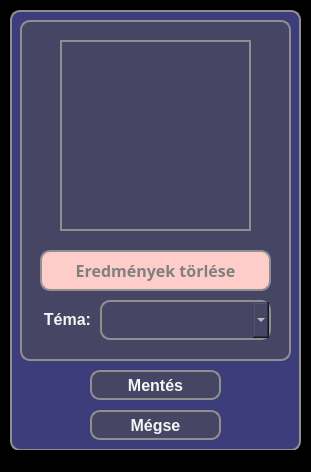
pkristof1999/Szakdolgozat, file src/main/resources/ui/highcontrast/highContrastGuestSettingsWindow.ui: the form before one commit.
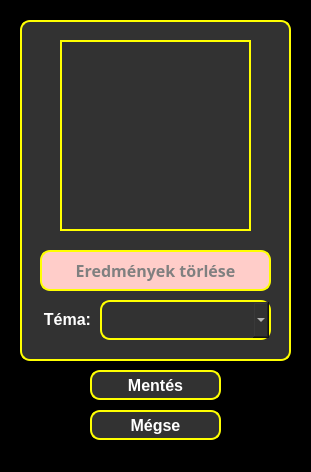
The form after the commit.

Patch:
```diff
--- a/src/main/resources/ui/highcontrast/highContrastGuestSettingsWindow.ui
+++ b/src/main/resources/ui/highcontrast/highContrastGuestSettingsWindow.ui
@@ -30,8 +30,7 @@
     </property>
     <property name="styleSheet">
      <string notr="true">* {
-	background-color: #3d3d7b;
-	border: 2px solid #8f8f91;
+	background-color: black;
 	border-radius: 10px;
 	color: white;
 	font-size: 16px;
@@ -49,10 +48,10 @@
      </property>
      <property name="styleSheet">
       <string notr="true">* {
-	background-color: rgb(70, 70, 100);
-	border: 2px solid #8f8f91;
+	background-color: rgb(50, 50, 50);
+	border: 2px solid yellow;
 	border-radius: 10px;
-	color: whitesmoke;
+	color: white;
 }
 
 *:hover {
@@ -75,10 +74,10 @@
      </property>
      <property name="styleSheet">
       <string notr="true">* {
-	background-color: rgb(70, 70, 100);
-	border: 2px solid #8f8f91;
+	background-color: rgb(50, 50, 50);
+	border: 2px solid yellow;
 	border-radius: 10px;
-	color: whitesmoke;
+	color: white;
 }
 
 *:hover {
@@ -101,8 +100,8 @@
      </property>
      <property name="styleSheet">
       <string notr="true">* {
-	background-color: rgb(70, 70, 100);
-	border: 2px solid #8f8f91;
+	background-color: rgb(50, 50, 50);
+	border: 2px solid yellow;
 	border-radius: 10px;
 	color: white;
 	font-size: 16px;
@@ -177,7 +176,7 @@
       </property>
       <property name="styleSheet">
        <string notr="true">* {
-	background-color: rgb(70, 70, 100);
+	background-color: rgb(50, 50, 50);
 }</string>
       </property>
       <property name="editable">
@@ -207,7 +206,7 @@
       </property>
       <property name="styleSheet">
        <string notr="true">*{
-	color: whitesmoke;
+	color: white;
 	border: none;
 }</string>
       </property>
```
Left out of the diff: 8 changed lines with no effect on the pictures.
